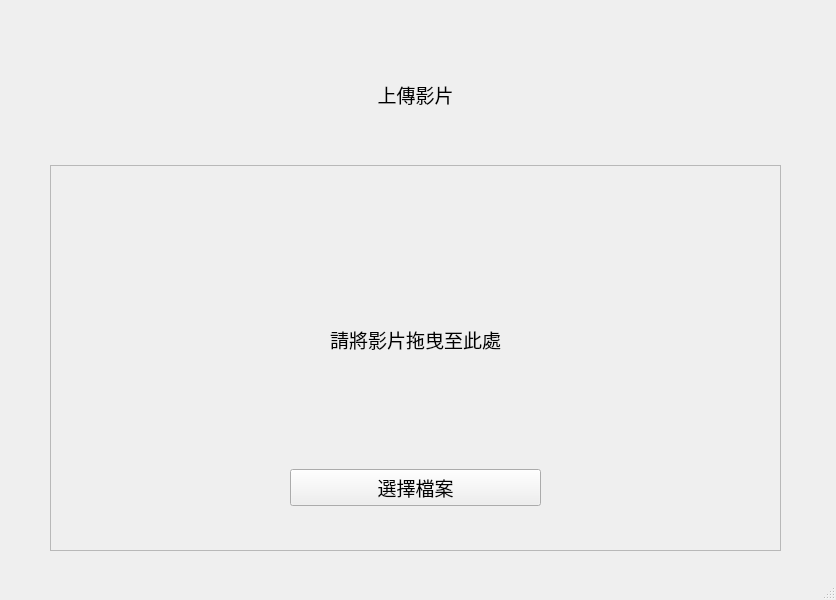
Above: menu.ui from s102345/video_player before the change. Below: the same form after it.
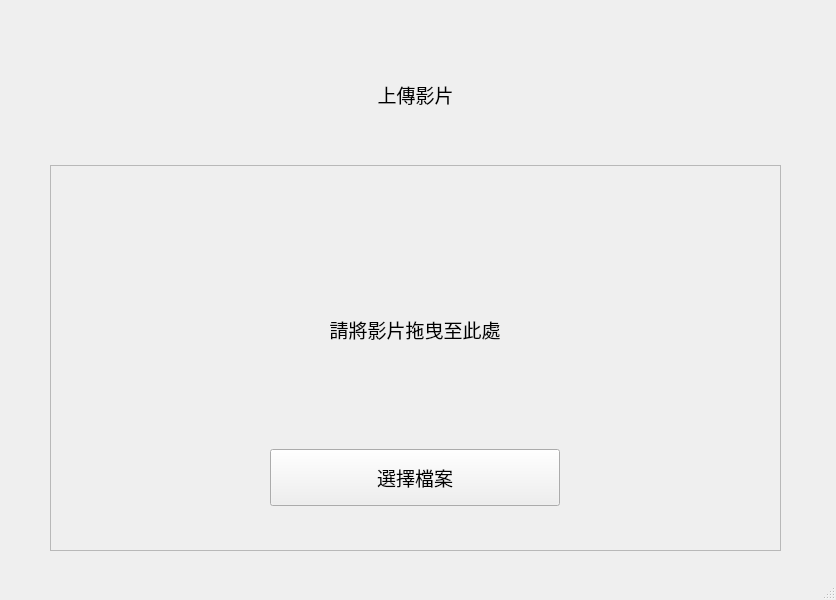
That is the form after the change.

```diff
--- a/menu.ui
+++ b/menu.ui
@@ -14,7 +14,7 @@
    <string>上傳影片</string>
   </property>
   <widget class="QWidget" name="centralwidget">
-   <widget class="QWidget" name="">
+   <widget class="QWidget" name="layoutWidget">
     <property name="geometry">
      <rect>
       <x>50</x>
@@ -63,16 +63,16 @@
        <property name="midLineWidth">
         <number>1</number>
        </property>
-       <widget class="QWidget" name="">
+       <widget class="QWidget" name="layoutWidget">
         <property name="geometry">
          <rect>
-          <x>240</x>
+          <x>220</x>
           <y>50</y>
-          <width>251</width>
+          <width>290</width>
           <height>291</height>
          </rect>
         </property>
-        <layout class="QVBoxLayout" name="verticalLayout_2">
+        <layout class="QVBoxLayout" name="verticalLayout_2" stretch="4,1">
          <item>
           <widget class="QLabel" name="label_2">
            <property name="font">
@@ -91,6 +91,12 @@
          </item>
          <item>
           <widget class="QPushButton" name="uploadBtn">
+           <property name="sizePolicy">
+            <sizepolicy hsizetype="Preferred" vsizetype="Preferred">
+             <horstretch>0</horstretch>
+             <verstretch>0</verstretch>
+            </sizepolicy>
+           </property>
            <property name="font">
             <font>
              <family>微軟正黑體</family>
```
